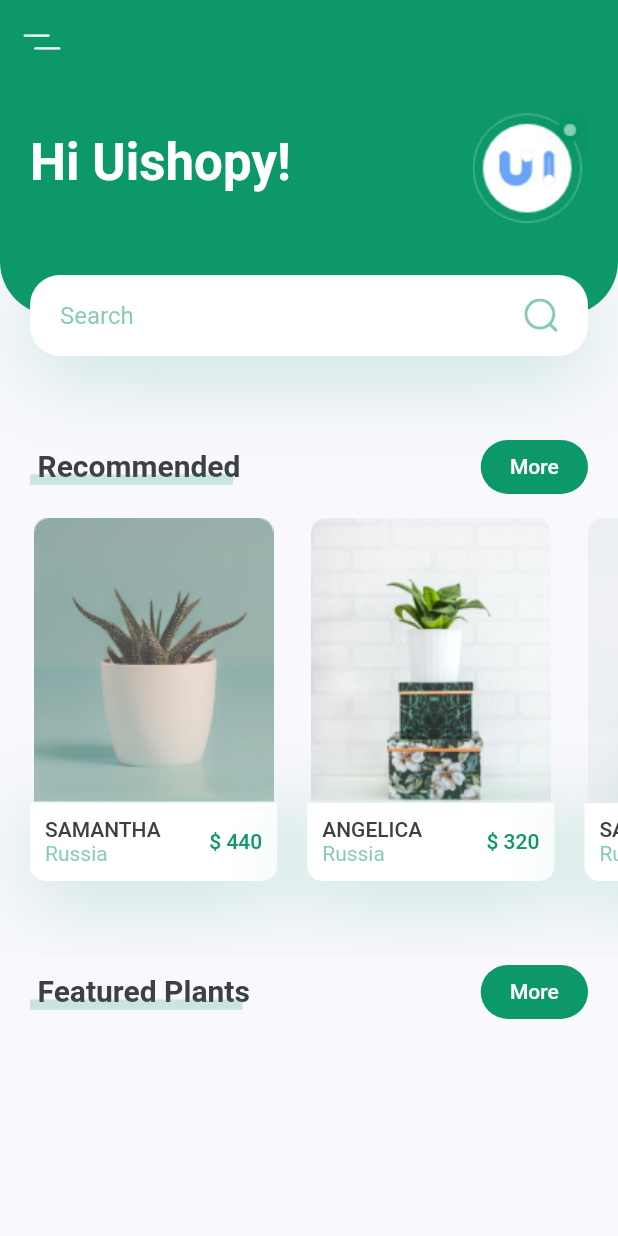
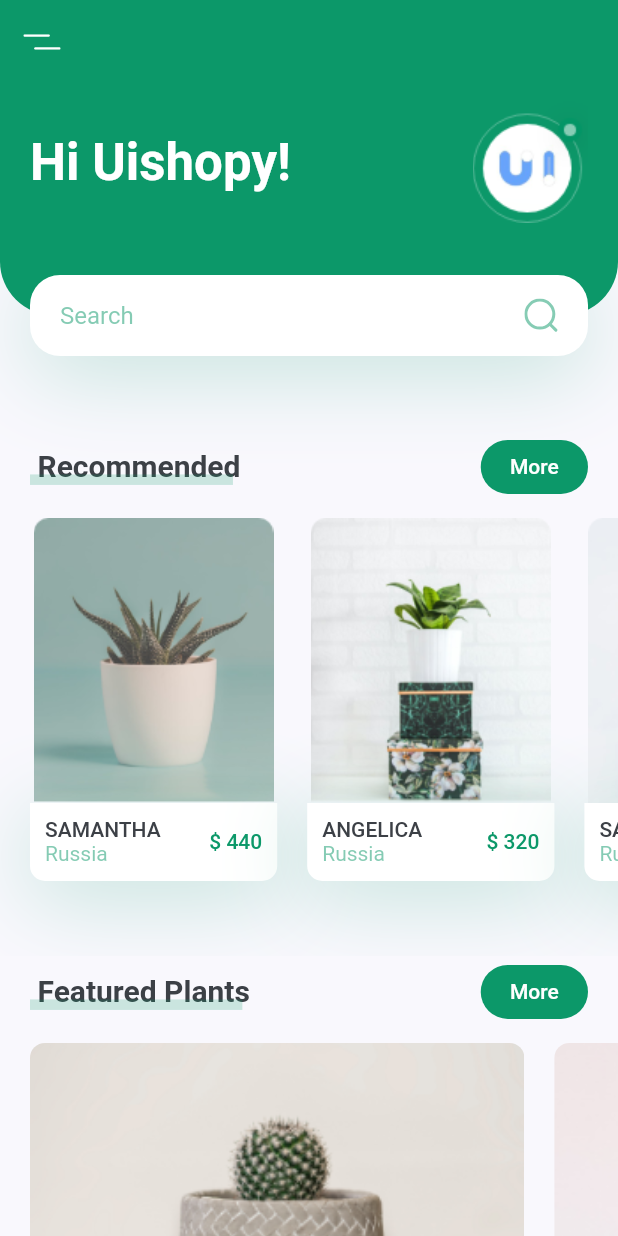
Before and after one commit to Saeed-Sabra/plant_app, a Flutter app: the screen it shows after launch, on a phone screen of 412 x 824 dp. Run offline on Flutter 3.47's test engine with Material 2 defaults, Android fonts, the phone set to English and light mode, and no system bars; our stand-ins replace flutter_svg.

Commit message:
Finish featured plants

```diff
--- a/lib/screens/home/components/body.dart
+++ b/lib/screens/home/components/body.dart
@@ -1,6 +1,7 @@
 import 'package:flutter/material.dart';
 import 'package:flutter_svg/flutter_svg.dart';
 import 'package:plant_app/constants.dart';
+import 'package:plant_app/screens/home/components/featured_plants.dart';
 import 'package:plant_app/screens/home/components/header_with_search_box.dart';
 import 'package:plant_app/screens/home/components/recommended_plant.dart';
 import 'package:plant_app/screens/home/components/title_with_more_btn.dart';
@@ -18,10 +19,10 @@ class Body extends StatelessWidget {
           TitleWithMoreBtn(title: "Recommended", press: () {}),
           const RecommendedPlant(),
           TitleWithMoreBtn(title: "Featured Plants", press: () {}),
-          // const FeaturedPlants(),
-          // const SizedBox(
-          //   height: kDefaultPadding,
-          // )
+          const FeaturedPlants(),
+          const SizedBox(
+            height: kDefaultPadding,
+          ),
         ],
       ),
     );
--- /dev/null
+++ b/lib/screens/home/components/featured_plants.dart
@@ -0,0 +1,57 @@
+import 'package:flutter/material.dart';
+import 'package:plant_app/constants.dart';
+
+class FeaturedPlants extends StatelessWidget {
+  const FeaturedPlants({
+    super.key,
+  });
+
+  @override
+  Widget build(BuildContext context) {
+    return SingleChildScrollView(
+      scrollDirection: Axis.horizontal,
+      child: Row(
+        children: [
+          FeaturePlantCard(
+              image: "assets/images/bottom_img_1.png", press: () {}),
+          FeaturePlantCard(
+              image: "assets/images/bottom_img_2.png", press: () {}),
+        ],
+      ),
+    );
+  }
+}
+
+class FeaturePlantCard extends StatelessWidget {
+  const FeaturePlantCard({
+    super.key,
+    required this.image,
+    required this.press,
+  });
+  final String image;
+  final Function press;
+  @override
+  Widget build(BuildContext context) {
+    Size size = MediaQuery.sizeOf(context);
+
+    return GestureDetector(
+      onTap: press(),
+      child: Container(
+        margin: const EdgeInsets.only(
+          top: kDefaultPadding / 2,
+          left: kDefaultPadding,
+          bottom: kDefaultPadding / 2,
+        ),
+        width: size.width * 0.8,
+        height: 185,
+        decoration: BoxDecoration(
+          borderRadius: BorderRadius.circular(10),
+          image: DecorationImage(
+            image: AssetImage(image),
+            fit: BoxFit.cover,
+          ),
+        ),
+      ),
+    );
+  }
+}
--- a/lib/screens/home/home_screen.dart
+++ b/lib/screens/home/home_screen.dart
@@ -10,7 +10,8 @@ class HomeScreen extends StatelessWidget {
   Widget build(BuildContext context) {
     return Scaffold(
       appBar: buildAppBar(),
-      body: Body(),
+      body: const Body(),
+      // bottomNavigationBar: const MyBottomNavBar(),
     );
   }
 
@@ -20,7 +21,6 @@ class HomeScreen extends StatelessWidget {
           onPressed: () {}, icon: SvgPicture.asset("assets/icons/menu.svg")),
       backgroundColor: kPrimaryColor,
       elevation: 0,
-      actions: [],
     );
   }
 }
```
